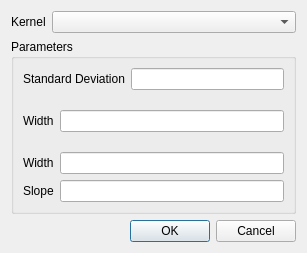
The window that specviz/ui/qt/uic/source/kernel_dialog.ui (spacetelescope/specviz) describes before a commit, drawn with Qt 5.
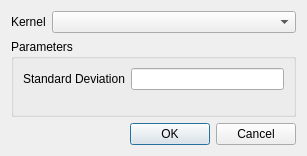
The same window after the commit.

```diff
--- a/specviz/ui/qt/uic/source/kernel_dialog.ui
+++ b/specviz/ui/qt/uic/source/kernel_dialog.ui
@@ -7,7 +7,7 @@
     <x>0</x>
     <y>0</y>
     <width>307</width>
-    <height>253</height>
+    <height>156</height>
    </rect>
   </property>
   <property name="windowTitle">
@@ -60,51 +60,7 @@
          </widget>
         </item>
         <item row="0" column="1">
-         <widget class="QLineEdit" name="std_dev_line_edit"/>
-        </item>
-       </layout>
-      </item>
-      <item>
-       <layout class="QFormLayout" name="formLayout_2">
-        <property name="formAlignment">
-         <set>Qt::AlignRight|Qt::AlignTop|Qt::AlignTrailing</set>
-        </property>
-        <item row="0" column="0">
-         <widget class="QLabel" name="width_label">
-          <property name="text">
-           <string>Width</string>
-          </property>
-         </widget>
-        </item>
-        <item row="0" column="1">
-         <widget class="QLineEdit" name="width_line_edit"/>
-        </item>
-       </layout>
-      </item>
-      <item>
-       <layout class="QFormLayout" name="formLayout_3">
-        <property name="formAlignment">
-         <set>Qt::AlignRight|Qt::AlignTop|Qt::AlignTrailing</set>
-        </property>
-        <item row="0" column="0">
-         <widget class="QLabel" name="width_label_2">
-          <property name="text">
-           <string>Width</string>
-          </property>
-         </widget>
-        </item>
-        <item row="0" column="1">
-         <widget class="QLineEdit" name="width_line_edit_2"/>
-        </item>
-        <item row="1" column="0">
-         <widget class="QLabel" name="slope_label">
-          <property name="text">
-           <string>Slope</string>
-          </property>
-         </widget>
-        </item>
-        <item row="1" column="1">
-         <widget class="QLineEdit" name="slope_line_edit"/>
+         <widget class="QLineEdit" name="stddev_line_edit"/>
         </item>
        </layout>
       </item>
```
Left out of the diff: 8 changed lines with no effect on the pictures.
